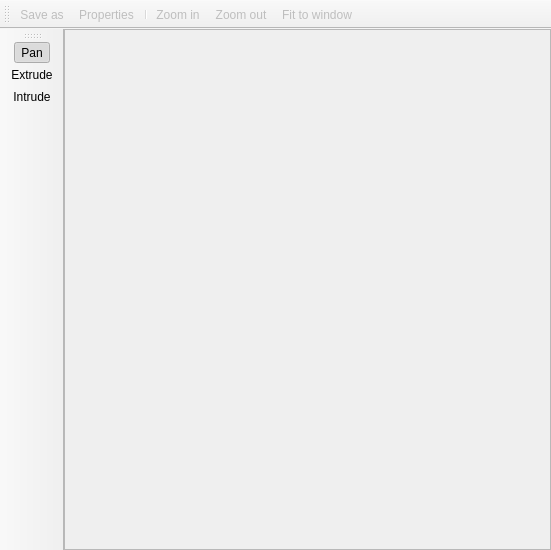
Before: the Qt Designer form ui/ImageViewer.ui in RoryDungan/Gaiascape, drawn with Qt 5.
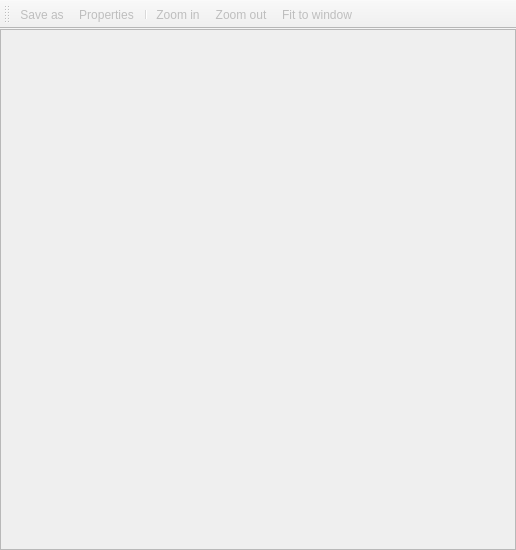
After: the same form once the commit is applied. Icons and pictures are not drawn.

```diff
--- a/ui/ImageViewer.ui
+++ b/ui/ImageViewer.ui
@@ -6,7 +6,7 @@
    <rect>
     <x>0</x>
     <y>0</y>
-    <width>551</width>
+    <width>516</width>
     <height>550</height>
    </rect>
   </property>
@@ -60,20 +60,6 @@
    <addaction name="actionZoom_out"/>
    <addaction name="actionFit_to_window"/>
   </widget>
-  <widget class="QToolBar" name="toolBar_2">
-   <property name="windowTitle">
-    <string>toolBar_2</string>
-   </property>
-   <attribute name="toolBarArea">
-    <enum>LeftToolBarArea</enum>
-   </attribute>
-   <attribute name="toolBarBreak">
-    <bool>false</bool>
-   </attribute>
-   <addaction name="actionPan"/>
-   <addaction name="actionExtrude"/>
-   <addaction name="actionIntrude"/>
-  </widget>
   <action name="actionSave_as">
    <property name="icon">
     <iconset resource="../icons.qrc">
@@ -131,45 +117,6 @@
     <string>Properties</string>
    </property>
   </action>
-  <action name="actionPan">
-   <property name="checkable">
-    <bool>true</bool>
-   </property>
-   <property name="checked">
-    <bool>true</bool>
-   </property>
-   <property name="icon">
-    <iconset resource="../icons.qrc">
-     <normaloff>:/media/24x24/cursor-select.png</normaloff>:/media/24x24/cursor-select.png</iconset>
-   </property>
-   <property name="text">
-    <string>Pan</string>
-   </property>
-  </action>
-  <action name="actionExtrude">
-   <property name="checkable">
-    <bool>true</bool>
-   </property>
-   <property name="icon">
-    <iconset resource="../icons.qrc">
-     <normaloff>:/media/24x24/extrude.png</normaloff>:/media/24x24/extrude.png</iconset>
-   </property>
-   <property name="text">
-    <string>Extrude</string>
-   </property>
-  </action>
-  <action name="actionIntrude">
-   <property name="checkable">
-    <bool>true</bool>
-   </property>
-   <property name="icon">
-    <iconset resource="../icons.qrc">
-     <normaloff>:/media/24x24/intrude.png</normaloff>:/media/24x24/intrude.png</iconset>
-   </property>
-   <property name="text">
-    <string>Intrude</string>
-   </property>
-  </action>
  </widget>
  <resources>
   <include location="../icons.qrc"/>
```
